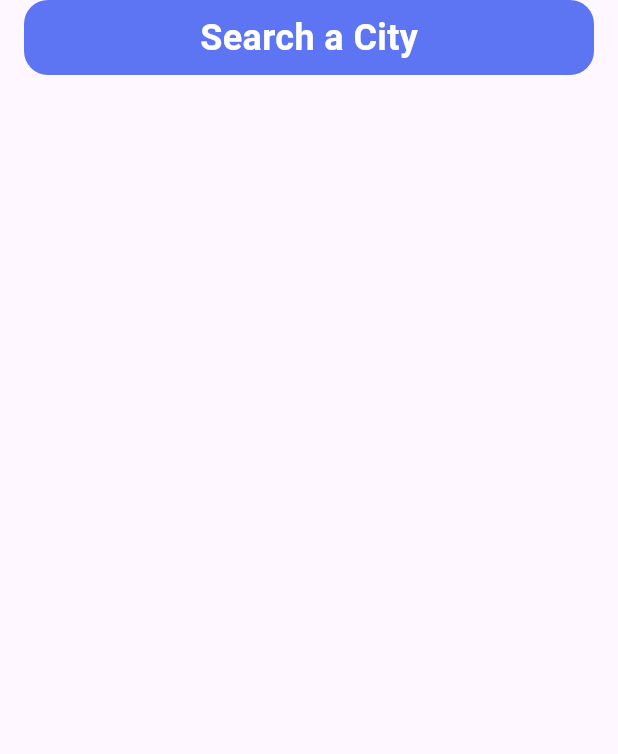
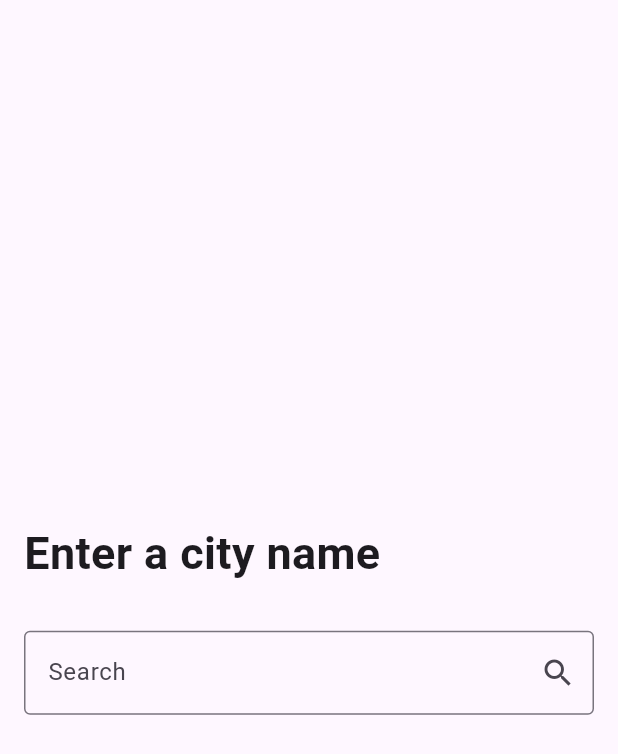
Before and after one commit to Hishamk99/weather-app, a Flutter app: the CustomButton widget shown alone on an empty page, opened directly, after a tap on "Search a City", on a phone screen of 412 x 824 dp. Shown: the top 754 px of the screen. Run offline on Flutter 3.47's test engine with Material 3 defaults, Android fonts, the phone set to English and light mode, and no system bars; network calls fail.

Commit message:
create search page

```diff
--- a/lib/main.dart
+++ b/lib/main.dart
@@ -1,5 +1,5 @@
 import 'package:flutter/material.dart';
-
+import 'package:weather_application/screens/search_page.dart';
 import 'screens/home_page.dart';
 
 void main() {
@@ -11,9 +11,13 @@ class WeatherApp extends StatelessWidget {
 
   @override
   Widget build(BuildContext context) {
-    return const MaterialApp(
+    return MaterialApp(
       debugShowCheckedModeBanner: false,
-      home: HomePage(),
+      routes: {
+        SearchPage.id: (context) => const SearchPage(),
+        HomePage.id: (context) => const HomePage(),
+      },
+      initialRoute: HomePage.id,
     );
   }
 }
--- a/lib/screens/home_page.dart
+++ b/lib/screens/home_page.dart
@@ -3,6 +3,7 @@ import 'package:weather_application/widgets/no_weather_data.dart';
 
 class HomePage extends StatelessWidget {
   const HomePage({super.key});
+  static String id = 'HomePage';
 
   @override
   Widget build(BuildContext context) {
--- /dev/null
+++ b/lib/screens/search_page.dart
@@ -0,0 +1,46 @@
+import 'package:flutter/material.dart';
+
+class SearchPage extends StatelessWidget {
+  const SearchPage({super.key});
+  static String id = 'SearchPage';
+
+  @override
+  Widget build(BuildContext context) {
+    return SafeArea(
+      child: Scaffold(
+        body: Padding(
+          padding: const EdgeInsets.symmetric(horizontal: 16),
+          child: Column(
+            mainAxisAlignment: MainAxisAlignment.center,
+            children: [
+              const Row(
+                mainAxisAlignment: MainAxisAlignment.start,
+                children: [
+                  Text(
+                    'Enter a city name',
+                    style: TextStyle(
+                      fontWeight: FontWeight.bold,
+                      fontSize: 30,
+                    ),
+                  ),
+                ],
+              ),
+              const SizedBox(
+                height: 30,
+              ),
+              TextField(
+                onSubmitted: (value) {},
+                decoration: const InputDecoration(
+                  labelText: 'Search',
+                  suffixIcon: Icon(Icons.search),
+                  hintText: 'Enter a city name',
+                  border: OutlineInputBorder(),
+                ),
+              ),
+            ],
+          ),
+        ),
+      ),
+    );
+  }
+}
--- a/lib/widgets/custom_button.dart
+++ b/lib/widgets/custom_button.dart
@@ -1,4 +1,5 @@
 import 'package:flutter/material.dart';
+import 'package:weather_application/screens/search_page.dart';
 
 class CustomButton extends StatelessWidget {
   const CustomButton({
@@ -8,7 +9,9 @@ class CustomButton extends StatelessWidget {
   @override
   Widget build(BuildContext context) {
     return GestureDetector(
-      onTap: () {},
+      onTap: () {
+        Navigator.pushNamed(context, SearchPage.id);
+      },
       child: Container(
         margin: const EdgeInsets.symmetric(horizontal: 16),
         width: double.infinity,
```
